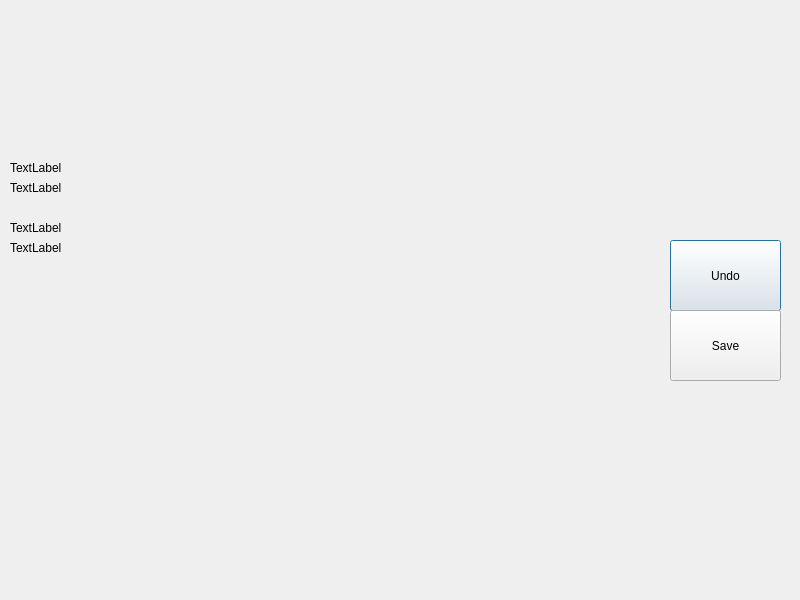
Before: the Qt Designer form Othello2/gamewindow.ui in jetmangti/-1692b495a48f6f1958405300d72d245a483c3-, drawn with Qt 5.
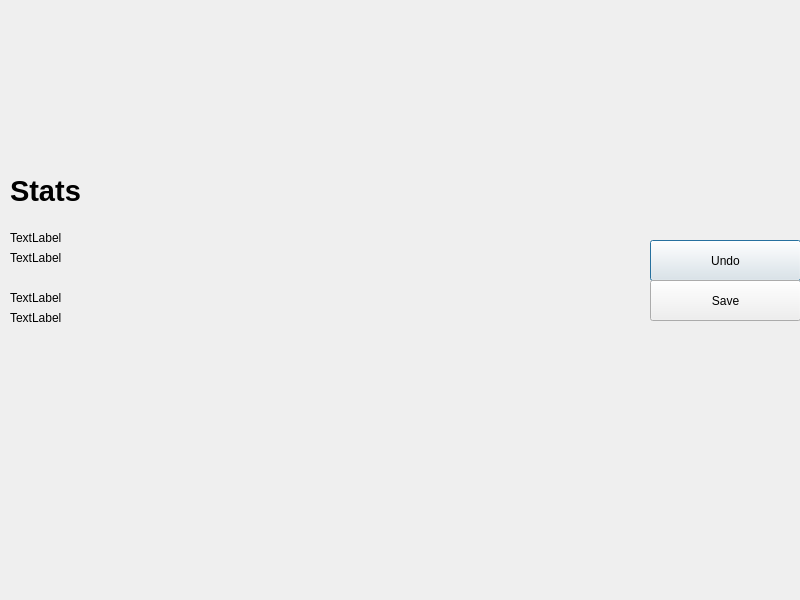
After: the same form once the commit is applied.

What changed in the file:
```diff
--- a/Othello2/gamewindow.ui
+++ b/Othello2/gamewindow.ui
@@ -28,10 +28,10 @@
   <widget class="QPushButton" name="undoButton">
    <property name="geometry">
     <rect>
-     <x>670</x>
+     <x>650</x>
      <y>240</y>
-     <width>111</width>
-     <height>71</height>
+     <width>151</width>
+     <height>41</height>
     </rect>
    </property>
    <property name="text">
@@ -41,10 +41,10 @@
   <widget class="QPushButton" name="saveButton">
    <property name="geometry">
     <rect>
-     <x>670</x>
-     <y>310</y>
-     <width>111</width>
-     <height>71</height>
+     <x>650</x>
+     <y>280</y>
+     <width>151</width>
+     <height>41</height>
     </rect>
    </property>
    <property name="text">
@@ -55,7 +55,7 @@
    <property name="geometry">
     <rect>
      <x>10</x>
-     <y>160</y>
+     <y>230</y>
      <width>101</width>
      <height>16</height>
     </rect>
@@ -68,7 +68,7 @@
    <property name="geometry">
     <rect>
      <x>10</x>
-     <y>180</y>
+     <y>250</y>
      <width>101</width>
      <height>16</height>
     </rect>
@@ -81,7 +81,7 @@
    <property name="geometry">
     <rect>
      <x>10</x>
-     <y>220</y>
+     <y>290</y>
      <width>101</width>
      <height>16</height>
     </rect>
@@ -94,7 +94,7 @@
    <property name="geometry">
     <rect>
      <x>10</x>
-     <y>240</y>
+     <y>310</y>
      <width>101</width>
      <height>16</height>
     </rect>
@@ -103,6 +103,40 @@
     <string>TextLabel</string>
    </property>
   </widget>
+  <widget class="QLabel" name="label_2">
+   <property name="geometry">
+    <rect>
+     <x>0</x>
+     <y>0</y>
+     <width>801</width>
+     <height>101</height>
+    </rect>
+   </property>
+   <property name="text">
+    <string/>
+   </property>
+  </widget>
+  <widget class="QLabel" name="label_3">
+   <property name="geometry">
+    <rect>
+     <x>10</x>
+     <y>170</y>
+     <width>91</width>
+     <height>41</height>
+    </rect>
+   </property>
+   <property name="font">
+    <font>
+     <pointsize>22</pointsize>
+     <weight>75</weight>
+     <bold>true</bold>
+     <underline>false</underline>
+    </font>
+   </property>
+   <property name="text">
+    <string>Stats</string>
+   </property>
+  </widget>
  </widget>
  <resources/>
  <connections/>
```
